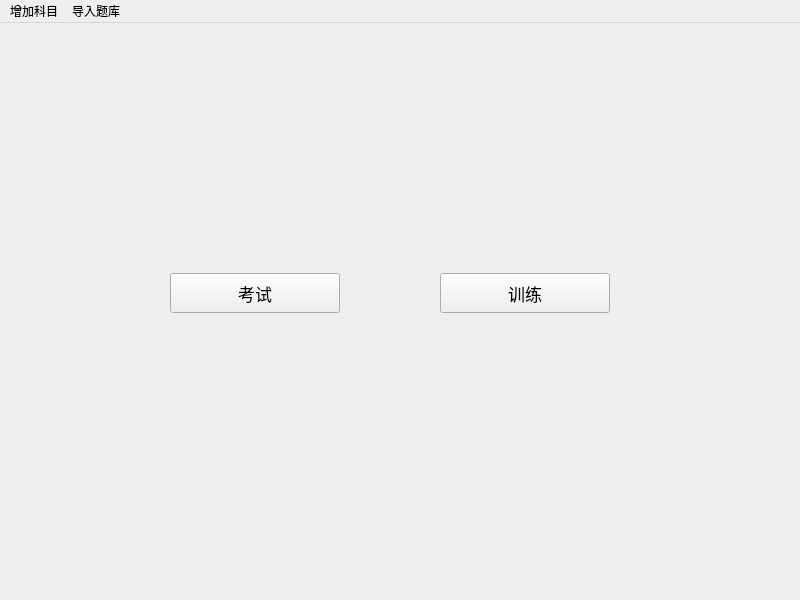
Above: views/Main.ui from janonoly/exampc before the change. Below: the same form after it.
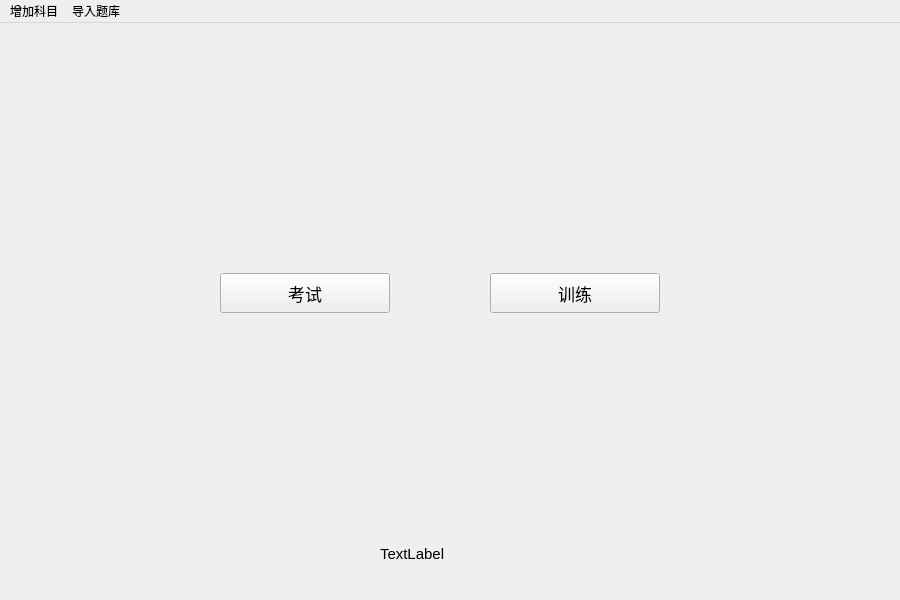
That is the form after the change.

Commit message: 优化界面

```diff
--- a/views/Main.ui
+++ b/views/Main.ui
@@ -6,10 +6,28 @@
    <rect>
     <x>0</x>
     <y>0</y>
-    <width>800</width>
+    <width>900</width>
     <height>600</height>
    </rect>
   </property>
+  <property name="sizePolicy">
+   <sizepolicy hsizetype="Preferred" vsizetype="Preferred">
+    <horstretch>0</horstretch>
+    <verstretch>0</verstretch>
+   </sizepolicy>
+  </property>
+  <property name="minimumSize">
+   <size>
+    <width>900</width>
+    <height>600</height>
+   </size>
+  </property>
+  <property name="maximumSize">
+   <size>
+    <width>900</width>
+    <height>600</height>
+   </size>
+  </property>
   <property name="windowTitle">
    <string>训练系统</string>
   </property>
@@ -20,7 +38,7 @@
    <widget class="QPushButton" name="pushButton">
     <property name="geometry">
      <rect>
-      <x>170</x>
+      <x>220</x>
       <y>250</y>
       <width>170</width>
       <height>40</height>
@@ -38,7 +56,7 @@
    <widget class="QPushButton" name="pushButton_2">
     <property name="geometry">
      <rect>
-      <x>440</x>
+      <x>490</x>
       <y>250</y>
       <width>170</width>
       <height>40</height>
@@ -53,13 +71,31 @@
      <string>训练</string>
     </property>
    </widget>
+   <widget class="QLabel" name="label">
+    <property name="geometry">
+     <rect>
+      <x>380</x>
+      <y>510</y>
+      <width>191</width>
+      <height>41</height>
+     </rect>
+    </property>
+    <property name="font">
+     <font>
+      <pointsize>11</pointsize>
+     </font>
+    </property>
+    <property name="text">
+     <string>TextLabel</string>
+    </property>
+   </widget>
   </widget>
   <widget class="QMenuBar" name="menubar">
    <property name="geometry">
     <rect>
      <x>0</x>
      <y>0</y>
-     <width>800</width>
+     <width>900</width>
      <height>26</height>
     </rect>
    </property>
```
Left out of the diff: 2 changed lines with no effect on the pictures. The commit also changes 5 other files.
